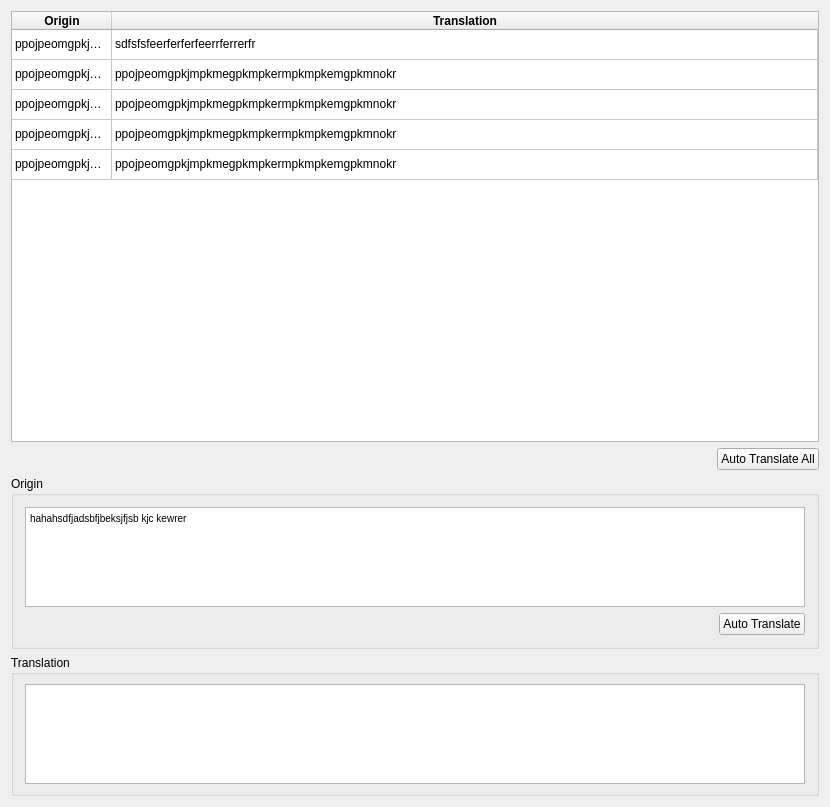
Above: Ui/TranslateView.ui from shm12/APKLanguageEditor before the change. Below: the same form after it.
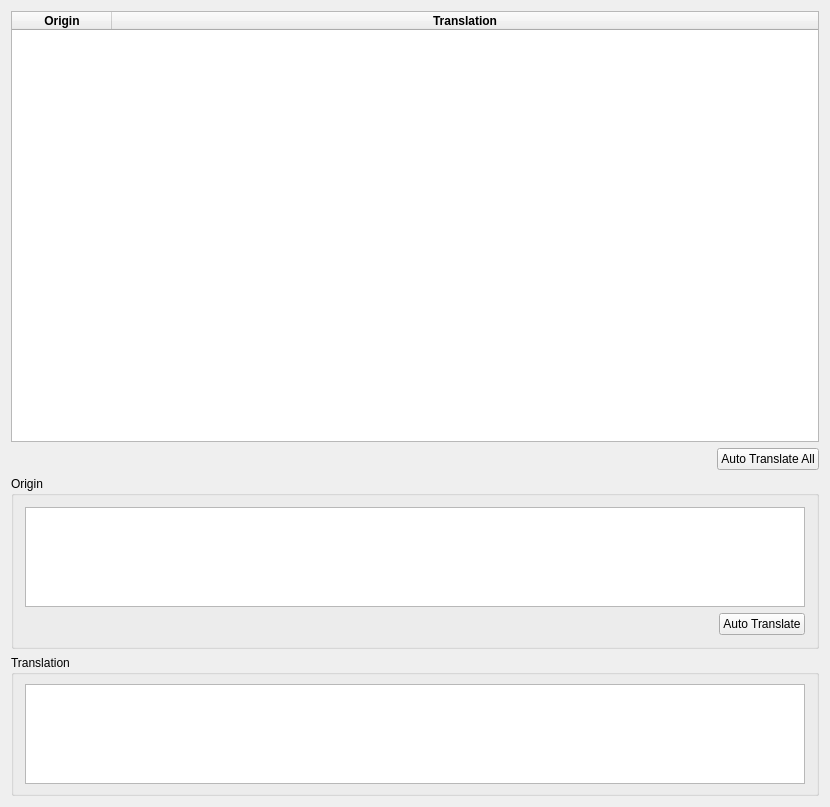
That is the form after the change. Custom widgets are drawn as their Qt base class.

What changed in the file:
```diff
--- a/Ui/TranslateView.ui
+++ b/Ui/TranslateView.ui
@@ -73,31 +73,6 @@
      <attribute name="verticalHeaderStretchLastSection">
       <bool>false</bool>
      </attribute>
-     <row>
-      <property name="text">
-       <string>New Row</string>
-      </property>
-     </row>
-     <row>
-      <property name="text">
-       <string>New Row</string>
-      </property>
-     </row>
-     <row>
-      <property name="text">
-       <string>New Row</string>
-      </property>
-     </row>
-     <row>
-      <property name="text">
-       <string>New Row</string>
-      </property>
-     </row>
-     <row>
-      <property name="text">
-       <string>New Row</string>
-      </property>
-     </row>
      <column>
       <property name="text">
        <string>Origin</string>
@@ -120,56 +95,6 @@
        </font>
       </property>
      </column>
-     <item row="0" column="0">
-      <property name="text">
-       <string>ppojpeomgpkjmpkmegpkmpkermpkmpkemgpkmnokr</string>
-      </property>
-     </item>
-     <item row="0" column="1">
-      <property name="text">
-       <string>sdfsfsfeerferferfeerrferrerfr</string>
-      </property>
-     </item>
-     <item row="1" column="0">
-      <property name="text">
-       <string>ppojpeomgpkjmpkmegpkmpkermpkmpkemgpkmnokr</string>
-      </property>
-     </item>
-     <item row="1" column="1">
-      <property name="text">
-       <string>ppojpeomgpkjmpkmegpkmpkermpkmpkemgpkmnokr</string>
-      </property>
-     </item>
-     <item row="2" column="0">
-      <property name="text">
-       <string>ppojpeomgpkjmpkmegpkmpkermpkmpkemgpkmnokr</string>
-      </property>
-     </item>
-     <item row="2" column="1">
-      <property name="text">
-       <string>ppojpeomgpkjmpkmegpkmpkermpkmpkemgpkmnokr</string>
-      </property>
-     </item>
-     <item row="3" column="0">
-      <property name="text">
-       <string>ppojpeomgpkjmpkmegpkmpkermpkmpkemgpkmnokr</string>
-      </property>
-     </item>
-     <item row="3" column="1">
-      <property name="text">
-       <string>ppojpeomgpkjmpkmegpkmpkermpkmpkemgpkmnokr</string>
-      </property>
-     </item>
-     <item row="4" column="0">
-      <property name="text">
-       <string>ppojpeomgpkjmpkmegpkmpkermpkmpkemgpkmnokr</string>
-      </property>
-     </item>
-     <item row="4" column="1">
-      <property name="text">
-       <string>ppojpeomgpkjmpkmegpkmpkermpkmpkemgpkmnokr</string>
-      </property>
-     </item>
     </widget>
    </item>
    <item alignment="Qt::AlignRight">
@@ -249,7 +174,7 @@
 &lt;html&gt;&lt;head&gt;&lt;meta name=&quot;qrichtext&quot; content=&quot;1&quot; /&gt;&lt;style type=&quot;text/css&quot;&gt;
 p, li { white-space: pre-wrap; }
 &lt;/style&gt;&lt;/head&gt;&lt;body style=&quot; font-family:'MS Shell Dlg 2'; font-size:7.8pt; font-weight:400; font-style:normal;&quot;&gt;
-&lt;p style=&quot; margin-top:0px; margin-bottom:0px; margin-left:0px; margin-right:0px; -qt-block-indent:0; text-indent:0px;&quot;&gt;hahahsdfjadsbfjbeksjfjsb kjc kewrer&lt;/p&gt;&lt;/body&gt;&lt;/html&gt;</string>
+&lt;p style=&quot;-qt-paragraph-type:empty; margin-top:0px; margin-bottom:0px; margin-left:0px; margin-right:0px; -qt-block-indent:0; text-indent:0px;&quot;&gt;&lt;br /&gt;&lt;/p&gt;&lt;/body&gt;&lt;/html&gt;</string>
         </property>
         <property name="cursorWidth">
          <number>0</number>
```
